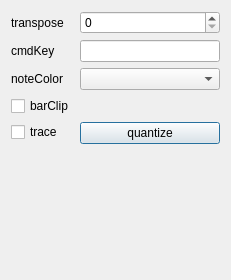
This is pcheetah/rc/dlgcfg.ui in Stephen-Hazel/PianoCheetah as Qt 5 draws it before an edit. The edited form follows.
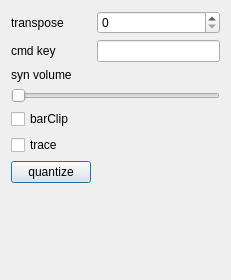
This is the edited form.

Commit message: slider for syn volume

```diff
--- a/pcheetah/rc/dlgcfg.ui
+++ b/pcheetah/rc/dlgcfg.ui
@@ -27,44 +27,48 @@
    <item row="1" column="0">
     <widget class="QLabel" name="lCmdKey">
      <property name="text">
-      <string>cmdKey</string>
+      <string>cmd key</string>
      </property>
     </widget>
    </item>
    <item row="1" column="1">
     <widget class="QLineEdit" name="cmdKey"/>
    </item>
-   <item row="2" column="0">
-    <widget class="QLabel" name="lNtCo">
-     <property name="text">
-      <string>noteColor</string>
-     </property>
-    </widget>
-   </item>
-   <item row="2" column="1">
-    <widget class="QComboBox" name="ntCo"/>
-   </item>
-   <item row="3" column="0">
+   <item row="4" column="0">
     <widget class="QCheckBox" name="barCl">
      <property name="text">
       <string>barClip</string>
      </property>
     </widget>
    </item>
-   <item row="4" column="0">
+   <item row="5" column="0">
     <widget class="QCheckBox" name="trc">
      <property name="text">
       <string>trace</string>
      </property>
     </widget>
    </item>
-   <item row="4" column="1">
+   <item row="6" column="0">
     <widget class="QPushButton" name="quan">
      <property name="text">
       <string>quantize</string>
      </property>
     </widget>
    </item>
+   <item row="3" column="0" colspan="2">
+    <widget class="QSlider" name="sVol">
+     <property name="orientation">
+      <enum>Qt::Horizontal</enum>
+     </property>
+    </widget>
+   </item>
+   <item row="2" column="0">
+    <widget class="QLabel" name="lSVol">
+     <property name="text">
+      <string>syn volume</string>
+     </property>
+    </widget>
+   </item>
   </layout>
  </widget>
  <resources/>
```
The commit also changes 2 other files.
